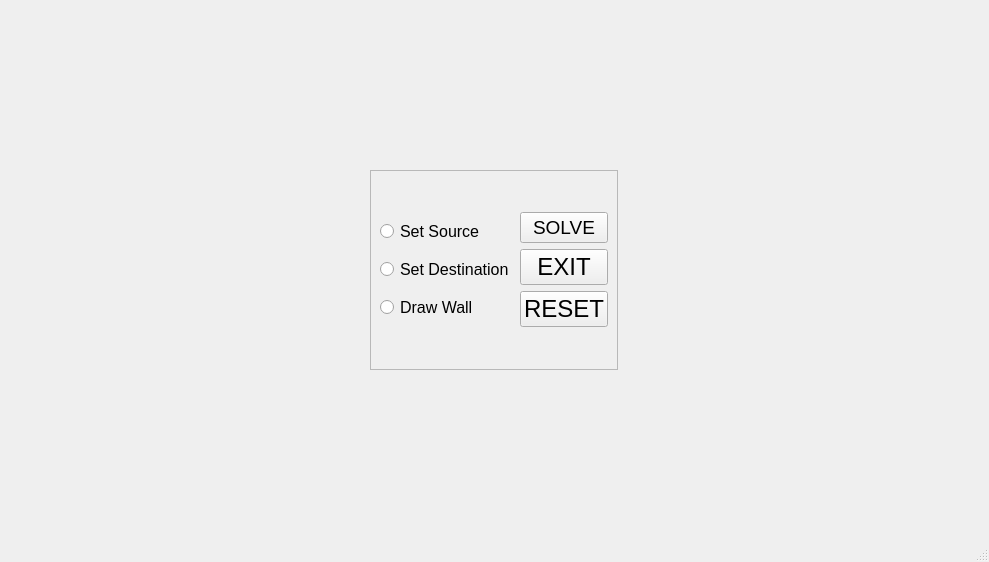
Old version of the form mainwindow.ui in the repository radinals/AutoMaze.
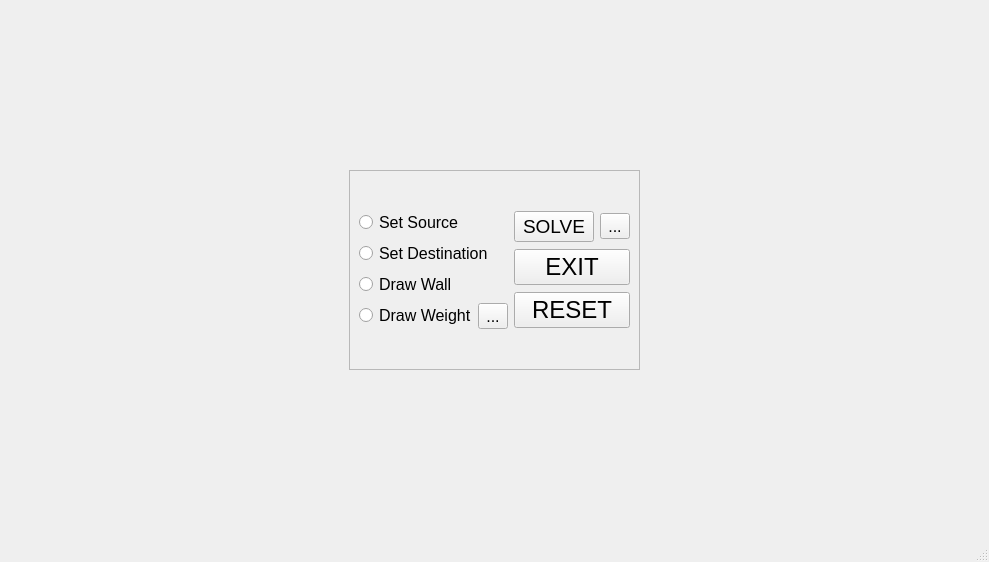
New version of the form.

Commit message: added vertex weight draw mode, and algorithm selection menu

What changed in the file:
```diff
--- a/mainwindow.ui
+++ b/mainwindow.ui
@@ -36,7 +36,63 @@
        <enum>QFrame::Raised</enum>
       </property>
       <layout class="QGridLayout" name="gridLayout_2">
-       <item row="8" column="2">
+       <item row="1" column="1">
+        <layout class="QVBoxLayout" name="verticalLayout">
+         <item>
+          <layout class="QHBoxLayout" name="horizontalLayout_2">
+           <item>
+            <widget class="QPushButton" name="SolveBtn">
+             <property name="font">
+              <font>
+               <pointsize>14</pointsize>
+              </font>
+             </property>
+             <property name="text">
+              <string>SOLVE</string>
+             </property>
+            </widget>
+           </item>
+           <item>
+            <widget class="QToolButton" name="AlgorithmSelMenu">
+             <property name="font">
+              <font>
+               <pointsize>12</pointsize>
+              </font>
+             </property>
+             <property name="text">
+              <string>...</string>
+             </property>
+            </widget>
+           </item>
+          </layout>
+         </item>
+         <item>
+          <widget class="QPushButton" name="ExitBtn">
+           <property name="font">
+            <font>
+             <pointsize>18</pointsize>
+            </font>
+           </property>
+           <property name="text">
+            <string>EXIT</string>
+           </property>
+          </widget>
+         </item>
+         <item>
+          <widget class="QPushButton" name="ResetBtn">
+           <property name="font">
+            <font>
+             <pointsize>18</pointsize>
+            </font>
+           </property>
+           <property name="text">
+            <string>RESET</string>
+           </property>
+          </widget>
+         </item>
+        </layout>
+       </item>
+       <item row="1" column="0">
         <layout class="QGridLayout" name="gridLayout">
          <item row="0" column="0">
           <widget class="QRadioButton" name="SetSourceRadio">
@@ -50,6 +106,40 @@
            </property>
           </widget>
          </item>
+         <item row="3" column="0">
+          <layout class="QHBoxLayout" name="horizontalLayout">
+           <property name="spacing">
+            <number>1</number>
+           </property>
+           <item>
+            <widget class="QRadioButton" name="SetWeightRadio">
+             <property name="enabled">
+              <bool>true</bool>
+             </property>
+             <property name="font">
+              <font>
+               <pointsize>12</pointsize>
+              </font>
+             </property>
+             <property name="text">
+              <string>Draw Weight</string>
+             </property>
+            </widget>
+           </item>
+           <item>
+            <widget class="QToolButton" name="WeightSelMenu">
+             <property name="font">
+              <font>
+               <pointsize>12</pointsize>
+              </font>
+             </property>
+             <property name="text">
+              <string>...</string>
+             </property>
+            </widget>
+           </item>
+          </layout>
+         </item>
          <item row="2" column="0">
           <widget class="QRadioButton" name="SetWallRadio">
            <property name="font">
@@ -76,46 +166,6 @@
          </item>
         </layout>
        </item>
-       <item row="8" column="3">
-        <layout class="QVBoxLayout" name="verticalLayout">
-         <item>
-          <widget class="QPushButton" name="SolveBtn">
-           <property name="font">
-            <font>
-             <pointsize>14</pointsize>
-            </font>
-           </property>
-           <property name="text">
-            <string>SOLVE</string>
-           </property>
-          </widget>
-         </item>
-         <item>
-          <widget class="QPushButton" name="ExitBtn">
-           <property name="font">
-            <font>
-             <pointsize>18</pointsize>
-            </font>
-           </property>
-           <property name="text">
-            <string>EXIT</string>
-           </property>
-          </widget>
-         </item>
-         <item>
-          <widget class="QPushButton" name="ResetBtn">
-           <property name="font">
-            <font>
-             <pointsize>18</pointsize>
-            </font>
-           </property>
-           <property name="text">
-            <string>RESET</string>
-           </property>
-          </widget>
-         </item>
-        </layout>
-       </item>
       </layout>
      </widget>
     </item>
```
The commit also changes 6 other files.
